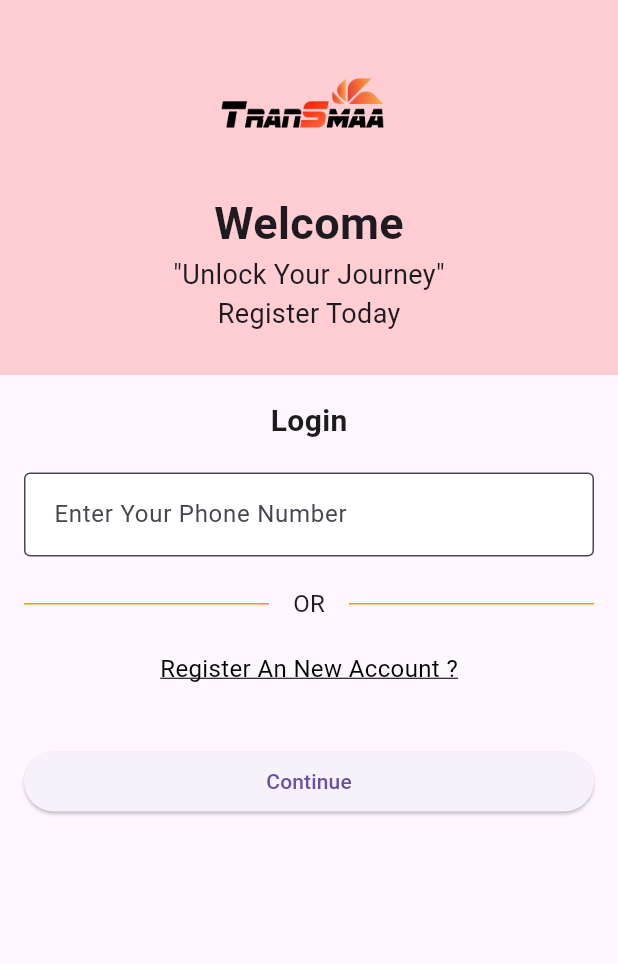
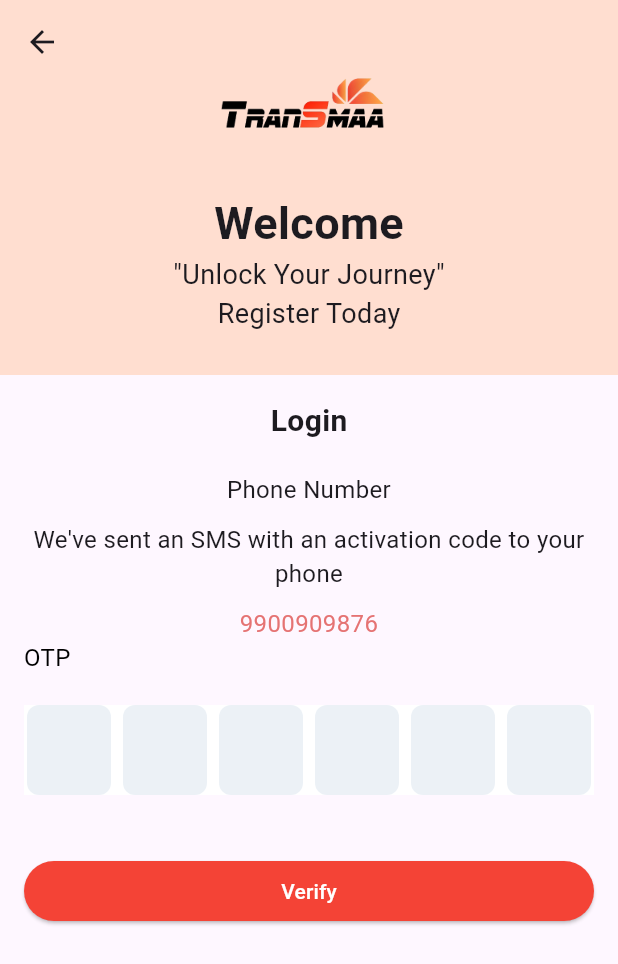
Before and after one commit to manojprabhakar24/DRIVER, a Flutter app: the screen it shows after launch, after a tap on "Continue", on a phone screen of 412 x 824 dp. Shown: the top 964 px of the screen. Run offline on Flutter 3.47's test engine with Material 3 defaults, Android fonts, the phone set to English and light mode, and no system bars; drawn by our look-alikes of pinput.

Commit message:
still ok

```diff
--- a/lib/home.dart
+++ b/lib/home.dart
@@ -1,5 +1,6 @@
 import 'package:demo/register.dart';
 import 'package:flutter/material.dart';
+import 'otp.dart';
 
 class MyHomePage extends StatelessWidget {
   @override
@@ -8,7 +9,7 @@ class MyHomePage extends StatelessWidget {
       appBar: PreferredSize(
         preferredSize: Size.fromHeight(250),
         child: AppBar(
-          backgroundColor: Colors.red[100],
+          backgroundColor: Color(0xffffded0),
           flexibleSpace: Column(
             mainAxisAlignment: MainAxisAlignment.center,
             children: [
@@ -47,10 +48,11 @@ class MyHomePage extends StatelessWidget {
                 style: TextStyle(fontSize: 20, fontWeight: FontWeight.bold),
               ),
             ),
-            SizedBox(height: 20),
+            SizedBox(height: 15),
             TextField(
               decoration: InputDecoration(
                 labelText: 'Enter Your Phone Number',
+                labelStyle: TextStyle(color: Colors.black), // Set the label text color
                 border: OutlineInputBorder(),
                 filled: true,
                 fillColor: Colors.white,
@@ -60,6 +62,7 @@ class MyHomePage extends StatelessWidget {
                 contentPadding: EdgeInsets.all(16.0),
               ),
             ),
+
             SizedBox(height: 20),
             Row(
               children: [
@@ -88,12 +91,12 @@ class MyHomePage extends StatelessWidget {
                 // Navigate to the next screen
                 Navigator.push(
                   context,
-                  MaterialPageRoute(builder: (context) => NextScreen()),
+                  MaterialPageRoute(builder: (context) => Register()),
                 );
               },
               child: Center(
                 child: Text(
-                  'Register An New Account ?',
+                  'Register A New Account?',
                   style: TextStyle(
                     fontSize: 16,
                     color: Colors.black,
@@ -105,9 +108,19 @@ class MyHomePage extends StatelessWidget {
             SizedBox(height: 40),
             ElevatedButton(
               onPressed: () {
+                Navigator.push(
+                  context,
+                  MaterialPageRoute(builder: (context) => OTPPage()),
+                );
                 // Handle button press
               },
-              child: Text('Continue'),
+              style: ButtonStyle(
+                backgroundColor: MaterialStateProperty.all<Color>(Colors.red),
+              ),
+              child: Text('Continue',style: TextStyle(
+                color: Colors.white
+              ),
+              ),
             ),
           ],
         ),
--- /dev/null
+++ b/lib/otp.dart
@@ -0,0 +1,107 @@
+import 'package:flutter/material.dart';
+import 'package:pinput/pinput.dart';
+
+class OTPPage extends StatelessWidget {
+  @override
+  Widget build(BuildContext context) {
+    return Scaffold(
+      appBar: PreferredSize(
+        preferredSize: Size.fromHeight(250),
+        child: AppBar(
+          backgroundColor: Color(0xffffded0),
+          flexibleSpace: Column(
+            mainAxisAlignment: MainAxisAlignment.center,
+            children: [
+              Image.asset(
+                'assets/1.png',
+                width: 200,
+                height: 100,
+              ),
+              Text(
+                'Welcome',
+                style: TextStyle(fontSize: 30, fontWeight: FontWeight.bold),
+              ),
+              Text(
+                '"Unlock Your Journey"',
+                style: TextStyle(fontSize: 18),
+              ),
+              Text(
+                'Register Today',
+                style: TextStyle(fontSize: 18),
+              ),
+            ],
+          ),
+        ),
+      ),
+      body: Padding(
+        padding: const EdgeInsets.all(16.0),
+        child: Column(
+          crossAxisAlignment: CrossAxisAlignment.stretch,
+          children: [
+            Center(
+              child: Text(
+                'Login',
+                style: TextStyle(fontSize: 20, fontWeight: FontWeight.bold),
+              ),
+            ),
+            SizedBox(height: 20),
+            Text(
+              'Phone Number',
+              style: TextStyle(fontSize: 16),
+              textAlign: TextAlign.center,
+            ),
+            SizedBox(height: 10),
+            Text(
+              "We've sent an SMS with an activation code to your phone",
+              style: TextStyle(fontSize: 16),
+              textAlign: TextAlign.center,
+            ),
+            SizedBox(height: 10),
+            Text(
+              '9900909876',
+              style: TextStyle(fontSize: 16, color: Colors.red[300]),
+              textAlign: TextAlign.center,
+            ),
+            Column(
+              crossAxisAlignment: CrossAxisAlignment.start,
+              children: [
+                Text(
+                  'OTP',
+                  style: TextStyle(fontSize: 16, color: Colors.black),
+                  textAlign: TextAlign.center,
+                ),
+              ],
+            ),
+            SizedBox(height: 20),
+            Container(
+              color: Colors.white, // Set the background color
+              child: Pinput(
+                length: 6,
+                showCursor: true,
+
+              ),
+            ),
+            SizedBox(height: 40),
+            ElevatedButton(
+              onPressed: () {
+                Navigator.push(
+                  context,
+                  MaterialPageRoute(builder: (context) => OTPPage()),
+                );
+                // Handle button press
+              },
+              style: ButtonStyle(
+                backgroundColor: MaterialStateProperty.all<Color>(Colors.red),
+              ),
+              child: Text('Verify',style: TextStyle(
+                  color: Colors.white
+              ),
+              ),
+            ),
+            // Additional text or widgets can be added here as needed
+          ],
+        ),
+      ),
+    );
+  }
+}
--- a/pubspec.yaml
+++ b/pubspec.yaml
@@ -35,6 +35,8 @@ dependencies:
   # The following adds the Cupertino Icons font to your application.
   # Use with the CupertinoIcons class for iOS style icons.
   cupertino_icons: ^1.0.2
+  pin_input_text_field: ^4.5.1
+  pinput: ^3.0.1
 
 dev_dependencies:
   flutter_test:
```
Also changed, not shown: lib/register.dart (+79 -6 lines), pubspec.lock, 5 other files.
